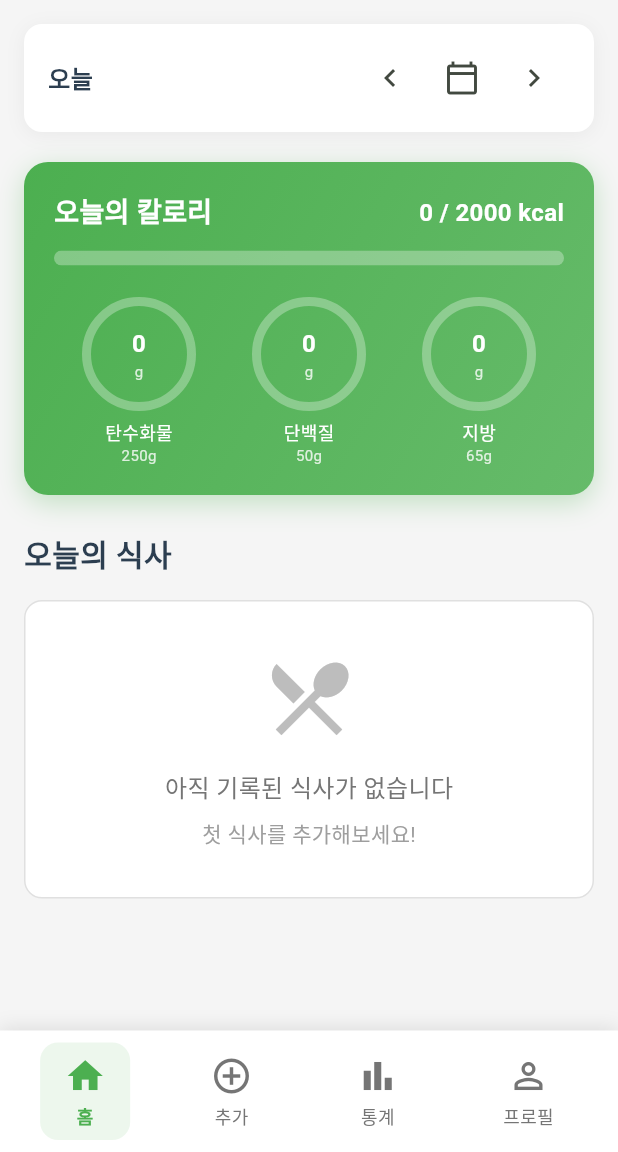
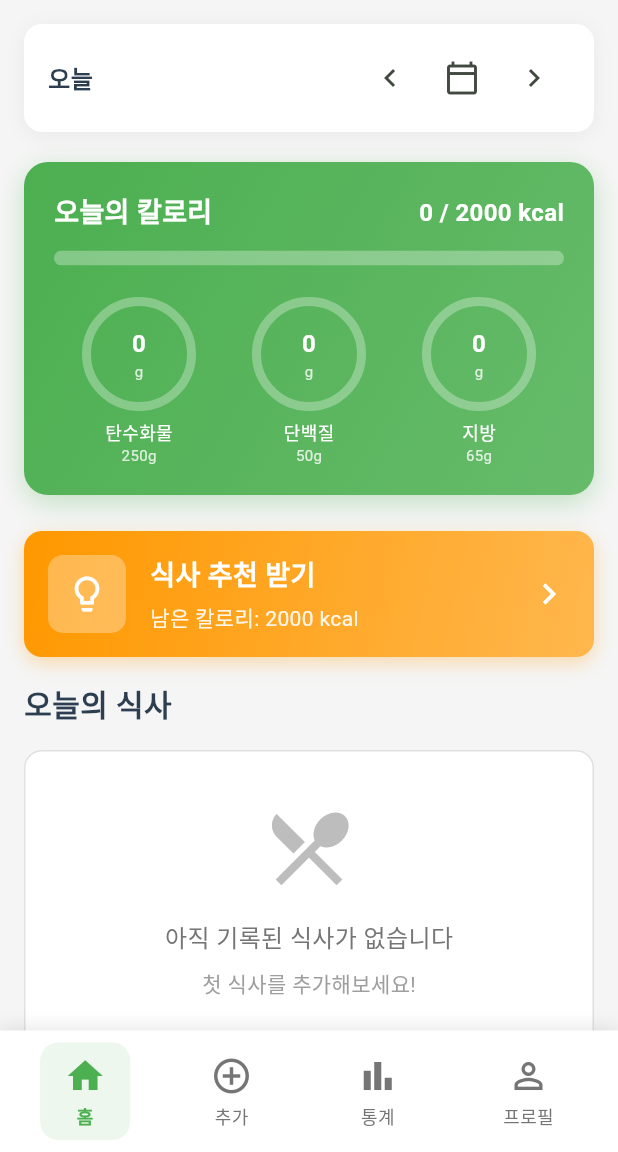
Before and after one commit to doun0310/PBL_Test, a Flutter app: the screen it shows after launch, on a phone screen of 412 x 824 dp, the part 84-1236 px from its top. Run offline on Flutter 3.47's test engine with Material 3 defaults, Android fonts, the phone set to English and light mode, and no system bars; our stand-ins replace fl_chart, image_picker, shared_preferences; accounts and stored records are empty.

Commit message:
Add food recommendation feature and update documentation
Co-authored-by: doun0310 <156176282+doun0310@users.noreply.github.com>

```diff
--- a/lib/screens/dashboard_screen.dart
+++ b/lib/screens/dashboard_screen.dart
@@ -6,6 +6,7 @@ import '../services/meal_tracking_service.dart';
 import 'add_meal_screen.dart';
 import 'profile_screen.dart';
 import 'statistics_screen.dart';
+import 'food_recommendation_screen.dart';
 import '../widgets/nutrition_progress_card.dart';
 import '../widgets/meal_card.dart';
 
@@ -109,6 +110,8 @@ class _DashboardScreenState extends State<DashboardScreen> {
                             goals: _userGoals,
                           ),
                           const SizedBox(height: 24),
+                          _buildRecommendationButton(),
+                          const SizedBox(height: 16),
                           _buildMealsSection(),
                         ],
                       ),
@@ -221,6 +224,86 @@ class _DashboardScreenState extends State<DashboardScreen> {
       });
       _loadData();
     }
+  }
+
+  Widget _buildRecommendationButton() {
+    final remainingCalories = _userGoals.dailyCalorieGoal - _todayNutrition.calories;
+
+    return InkWell(
+      onTap: () {
+        Navigator.push(
+          context,
+          MaterialPageRoute(
+            builder: (context) => const FoodRecommendationScreen(),
+          ),
+        );
+      },
+      child: Container(
+        padding: const EdgeInsets.all(16),
+        decoration: BoxDecoration(
+          gradient: const LinearGradient(
+            colors: [Color(0xFFFF9800), Color(0xFFFFB74D)],
+            begin: Alignment.topLeft,
+            end: Alignment.bottomRight,
+          ),
+          borderRadius: BorderRadius.circular(12),
+          boxShadow: [
+            BoxShadow(
+              color: const Color(0xFFFF9800).withOpacity(0.3),
+              blurRadius: 10,
+              offset: const Offset(0, 4),
+            ),
+          ],
+        ),
+        child: Row(
+          children: [
+            Container(
+              padding: const EdgeInsets.all(12),
+              decoration: BoxDecoration(
+                color: Colors.white.withOpacity(0.3),
+                borderRadius: BorderRadius.circular(10),
+              ),
+              child: const Icon(
+                Icons.lightbulb_outline,
+                color: Colors.white,
+                size: 28,
+              ),
+            ),
+            const SizedBox(width: 16),
+            Expanded(
+              child: Column(
+                crossAxisAlignment: CrossAxisAlignment.start,
+                children: [
+                  const Text(
+                    '식사 추천 받기',
+                    style: TextStyle(
+                      color: Colors.white,
+                      fontSize: 18,
+                      fontWeight: FontWeight.bold,
+                    ),
+                  ),
+                  const SizedBox(height: 4),
+                  Text(
+                    remainingCalories > 0
+                        ? '남은 칼로리: ${remainingCalories.toInt()} kcal'
+                        : '오늘의 목표를 달성했습니다!',
+                    style: TextStyle(
+                      color: Colors.white.withOpacity(0.9),
+                      fontSize: 14,
+                    ),
+                  ),
+                ],
+              ),
+            ),
+            const Icon(
+              Icons.chevron_right,
+              color: Colors.white,
+              size: 28,
+            ),
+          ],
+        ),
+      ),
+    );
   }
 
   Widget _buildMealsSection() {
```
Also changed, not shown: lib/screens/food_recommendation_screen.dart (added, +469 -0 lines), 1 other file.
